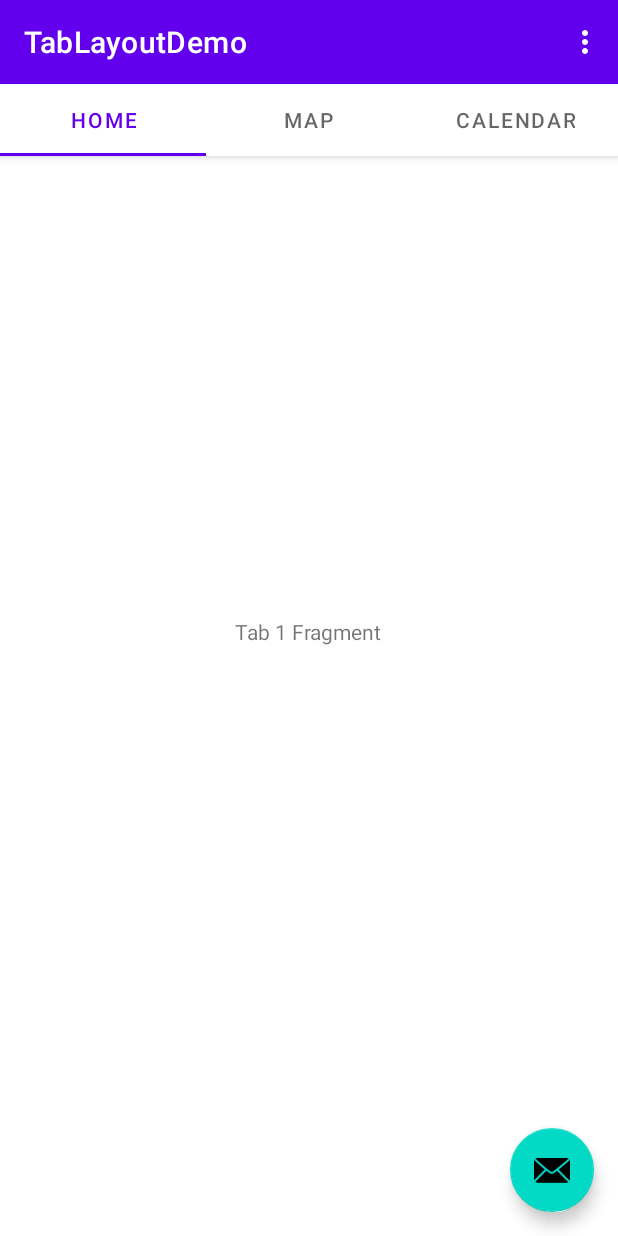
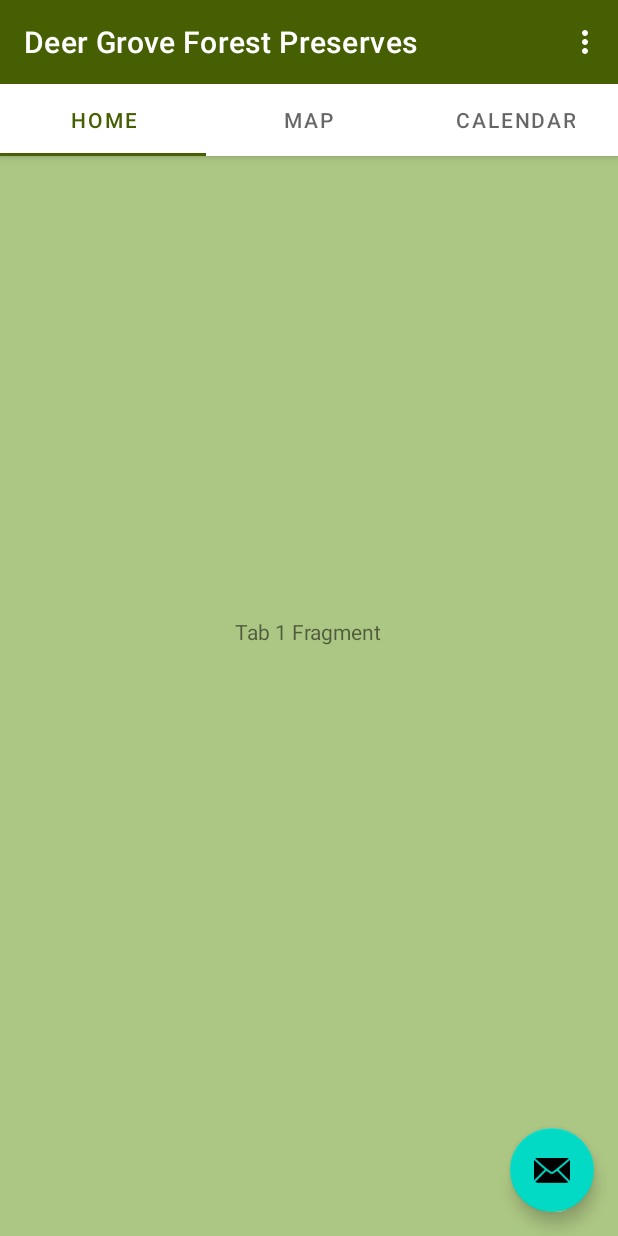
Before and after one commit to ArvindK2006/DGApp, an Android app: the screen it shows after launch (MainActivity), on a phone screen of 412 x 824 dp. Run offline under Robolectric (Android 15) with nearby library versions, the phone set to English and light mode, and no system bars; our stand-ins replace navigation-ui.

```diff
--- a/TabLayoutDemo/app/src/main/java/com/ebookfrenzy/tablayoutdemo/MainActivity.java
+++ b/TabLayoutDemo/app/src/main/java/com/ebookfrenzy/tablayoutdemo/MainActivity.java
@@ -20,6 +20,8 @@ import com.google.android.material.tabs.TabLayoutMediator;
 import com.google.android.material.tabs.TabLayout;
 
 public class MainActivity extends AppCompatActivity {
+
+
 
     private AppBarConfiguration appBarConfiguration;
     private ActivityMainBinding binding;
--- a/TabLayoutDemo/app/src/main/res/layout/activity_main.xml
+++ b/TabLayoutDemo/app/src/main/res/layout/activity_main.xml
@@ -4,6 +4,7 @@
     xmlns:tools="http://schemas.android.com/tools"
     android:layout_width="match_parent"
     android:layout_height="match_parent"
+    android:background="@color/background"
     tools:context=".MainActivity">
 
     <com.google.android.material.appbar.AppBarLayout
--- a/TabLayoutDemo/app/src/main/res/values/colors.xml
+++ b/TabLayoutDemo/app/src/main/res/values/colors.xml
@@ -1,10 +1,12 @@
 <?xml version="1.0" encoding="utf-8"?>
 <resources>
     <color name="purple_200">#FFBB86FC</color>
-    <color name="purple_500">#FF6200EE</color>
-    <color name="purple_700">#FF3700B3</color>
+    <color name="purple_500">#465F02</color>
+    <color name="purple_700">#295105</color>
     <color name="teal_200">#FF03DAC5</color>
     <color name="teal_700">#FF018786</color>
     <color name="black">#FF000000</color>
-    <color name="white">#FFFFFFFF</color>
+    <color name="white">#FFFFFF</color>
+
+    <color name="background">#ACC683</color>
 </resources>
--- a/TabLayoutDemo/app/src/main/res/values/strings.xml
+++ b/TabLayoutDemo/app/src/main/res/values/strings.xml
@@ -1,5 +1,5 @@
 <resources>
-    <string name="app_name">TabLayoutDemo</string>
+    <string name="app_name">Deer Grove Forest Preserves</string>
     <string name="action_settings">Settings</string>
     <!-- Strings used for fragments for navigation -->
     <string name="first_fragment_label">First Fragment</string>
```
